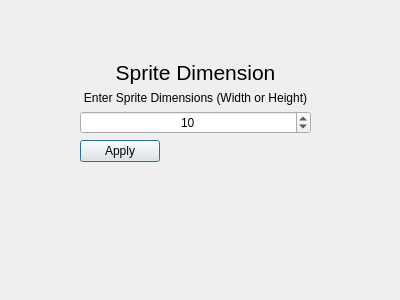
This is sizedialog.ui in ElijahTolton/SpriteSmith as Qt 5 draws it before an edit. The edited form follows.
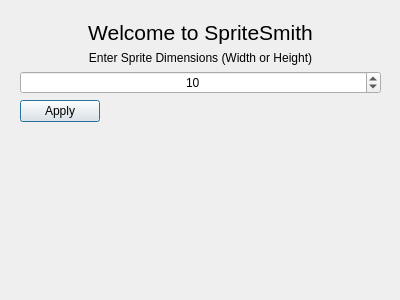
This is the edited form.

```diff
--- a/sizedialog.ui
+++ b/sizedialog.ui
@@ -16,10 +16,10 @@
   <widget class="QWidget" name="formLayoutWidget">
    <property name="geometry">
     <rect>
-     <x>80</x>
-     <y>60</y>
-     <width>231</width>
-     <height>151</height>
+     <x>20</x>
+     <y>20</y>
+     <width>361</width>
+     <height>261</height>
     </rect>
    </property>
    <layout class="QFormLayout" name="formLayout">
@@ -31,7 +31,7 @@
        </font>
       </property>
       <property name="text">
-       <string>Sprite Dimension</string>
+       <string>Welcome to SpriteSmith</string>
       </property>
       <property name="alignment">
        <set>Qt::AlignmentFlag::AlignCenter</set>
```
